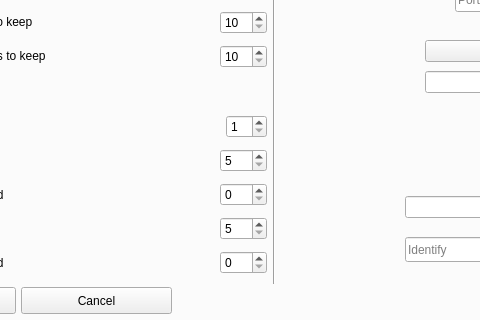
medvecm98/bp_program, file mainwindow.ui: the form before one commit; both pictures show x 156 to 636 and y 108 to 428 of the 1247 by 724 pixel window.
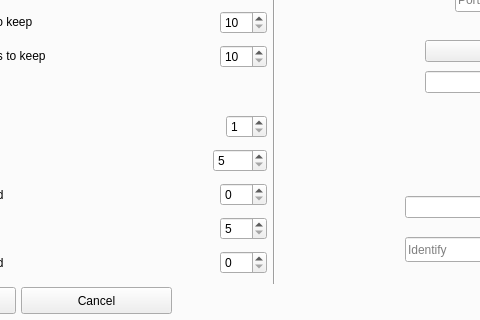
The form after the commit. The open tabs and pages were chosen to show the change.

The edit to the form file:
```diff
--- a/mainwindow.ui
+++ b/mainwindow.ui
@@ -654,7 +654,7 @@
                 <number>5</number>
                </property>
                <property name="maximum">
-                <number>200</number>
+                <number>1000</number>
                </property>
               </widget>
              </item>
```
Left out of the diff: 2 changed lines with no effect on the pictures.
